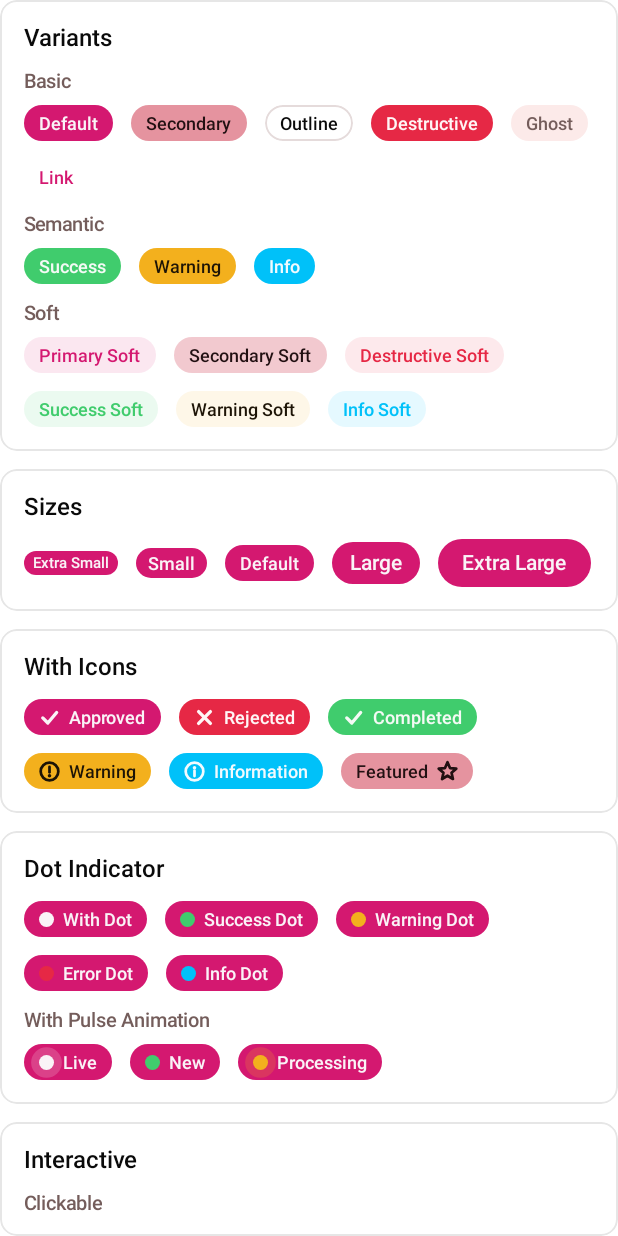
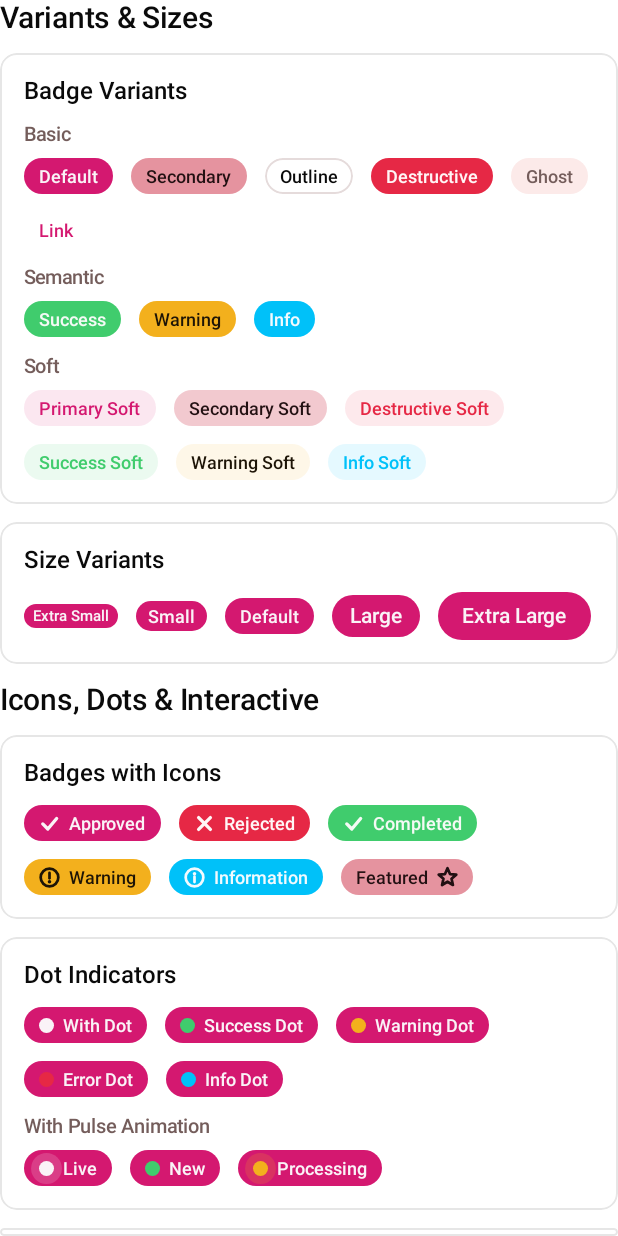
Before and after one commit to Kiranaide/kira-kit-kmp, an Android app built with Jetpack Compose: the composable BadgePlayground shown on its own in the app's theme, on a phone screen of 412 x 824 dp. Run offline under Robolectric (Android 15) with nearby library versions, the phone set to English and light mode, and no system bars; libraries missing offline, so code that uses them is left out: com.composeunstyled, kotlin.time, kotlinx.coroutines.flow; 1 statement that could not run was skipped.

Commit message:
feat(badge): enhance KiraBadge component and BadgePlayground

```diff
--- a/gallery/src/commonMain/kotlin/com/kirakit/gallery/badge/BadgePlayground.kt
+++ b/gallery/src/commonMain/kotlin/com/kirakit/gallery/badge/BadgePlayground.kt
@@ -52,8 +52,12 @@ import com.kirakit.components.badge.KiraTagInput
 import com.kirakit.components.button.KiraButton
 import com.kirakit.components.button.KiraButtonSize
 import com.kirakit.components.button.KiraButtonVariant
+import androidx.compose.foundation.lazy.LazyListScope
 import com.kirakit.gallery.ExampleNote
 import com.kirakit.gallery.GalleryExample
+import com.kirakit.gallery.SectionHeading
+import com.kirakit.gallery.galleryHeading
+import com.kirakit.gallery.galleryItem
 import com.kirakit.theme.KiraTheme
 import com.kirakit.theme.spacing
 import com.kirakit.theme.typography
@@ -61,21 +65,57 @@ import kotlin.math.PI
 import kotlin.math.cos
 import kotlin.math.sin
 
+internal fun LazyListScope.badgePlaygroundItems() {
+    galleryHeading("Variants & Sizes")
+    galleryItem("badge-variants") { VariantsSection() }
+    galleryItem("badge-sizes") { SizesSection() }
+
+    galleryHeading("Icons, Dots & Interactive")
+    galleryItem("badge-icons") { WithIconsSection() }
+    galleryItem("badge-dots") { DotIndicatorSection() }
+    galleryItem("badge-interactive") { InteractiveSection() }
+
+    galleryHeading("Specialized Badges")
+    galleryItem("badge-status") { StatusBadgeSection() }
+    galleryItem("badge-count") { CountBadgeSection() }
+    galleryItem("badge-tag") { TagBadgeSection() }
+    galleryItem("badge-group") { BadgeGroupSection() }
+
+    galleryHeading("Animation, Trends & Presets")
+    galleryItem("badge-ticker") { NumberTickerSection() }
+    galleryItem("badge-trends") { TrendsAndShimmerSection() }
+    galleryItem("badge-presets") { PresetsSection() }
+
+    galleryHeading("States, Tag Input & Unified API")
+    galleryItem("badge-states") { StatesSection() }
+    galleryItem("badge-tag-input") { TagInputSection() }
+    galleryItem("badge-unified") { KiraBadgeModesSection() }
+}
+
 @Composable
 internal fun BadgePlayground() {
     Column(verticalArrangement = Arrangement.spacedBy(KiraTheme.spacing.md)) {
+        SectionHeading("Variants & Sizes")
         VariantsSection()
         SizesSection()
+
+        SectionHeading("Icons, Dots & Interactive")
         WithIconsSection()
         DotIndicatorSection()
         InteractiveSection()
+
+        SectionHeading("Specialized Badges")
         StatusBadgeSection()
         CountBadgeSection()
         TagBadgeSection()
         BadgeGroupSection()
+
+        SectionHeading("Animation, Trends & Presets")
         NumberTickerSection()
         TrendsAndShimmerSection()
         PresetsSection()
+
+        SectionHeading("States, Tag Input & Unified API")
         StatesSection()
         TagInputSection()
         KiraBadgeModesSection()
@@ -84,7 +124,7 @@ internal fun BadgePlayground() {
 
 @Composable
 private fun VariantsSection() {
-    GalleryExample("Variants") {
+    GalleryExample("Badge Variants") {
         SubSection("Basic") {
             BadgeRow {
                 KiraBadge("Default", variant = KiraBadgeVariant.Default)
@@ -117,7 +157,7 @@ private fun VariantsSection() {
 
 @Composable
 private fun SizesSection() {
-    GalleryExample("Sizes") {
+    GalleryExample("Size Variants") {
         BadgeRow {
             KiraBadge("Extra Small", size = KiraBadgeSize.Xs)
             KiraBadge("Small", size = KiraBadgeSize.Sm)
@@ -130,7 +170,7 @@ private fun SizesSection() {
 
 @Composable
 private fun WithIconsSection() {
-    GalleryExample("With Icons") {
+    GalleryExample("Badges with Icons") {
         BadgeRow {
             KiraBadge("Approved", variant = KiraBadgeVariant.Default, icon = BadgeDemoIcon.Check)
             KiraBadge("Rejected", variant = KiraBadgeVariant.Destructive, icon = BadgeDemoIcon.Cross)
@@ -149,7 +189,7 @@ private fun WithIconsSection() {
 
 @Composable
 private fun DotIndicatorSection() {
-    GalleryExample("Dot Indicator") {
+    GalleryExample("Dot Indicators") {
         BadgeRow {
             KiraBadge("With Dot", dot = KiraBadgeDot.Default)
             KiraBadge("Success Dot", dot = KiraBadgeDot.Success)
@@ -174,7 +214,7 @@ private fun InteractiveSection() {
     var dismissedRemovable by rememberSaveable { mutableStateOf(false) }
     var dismissedClosable by rememberSaveable { mutableStateOf(false) }
 
-    GalleryExample("Interactive") {
+    GalleryExample("Interactive Badges") {
         SubSection("Clickable") {
             BadgeRow {
                 KiraBadge(
@@ -471,7 +511,7 @@ private fun TrendsAndShimmerSection() {
 
 @Composable
 private fun PresetsSection() {
-    GalleryExample("Beta / Version") {
+    GalleryExample("Preset Badges (Beta / Version)") {
         BadgeRow {
             KiraBadge(preset = KiraBadgePreset.Beta)
             KiraBadge(preset = KiraBadgePreset.New, shimmer = true)
@@ -496,7 +536,7 @@ private fun StatesSection() {
     var tickerFormat by rememberSaveable { mutableStateOf(KiraBadgeCountFormat.Default) }
     var dismissedDemo by rememberSaveable { mutableStateOf(false) }
 
-    GalleryExample("States") {
+    GalleryExample("Badge States") {
         BadgeRow {
             KiraBadge("Loading", loading = true)
             KiraBadge("Loading", loading = true, variant = KiraBadgeVariant.Outline)
@@ -619,7 +659,7 @@ private fun TagInputSection() {
 
 @Composable
 private fun KiraBadgeModesSection() {
-    GalleryExample("KiraBadge") {
+    GalleryExample("KiraBadge — Unified Mode API") {
         SubSection("One component, every mode") {
             BadgeRow {
                 KiraBadge(
--- a/kira-components/src/commonMain/kotlin/com/kirakit/components/badge/KiraBadge.kt
+++ b/kira-components/src/commonMain/kotlin/com/kirakit/components/badge/KiraBadge.kt
@@ -50,6 +50,8 @@ import androidx.compose.ui.Modifier
 import androidx.compose.ui.MotionDurationScale
 import androidx.compose.ui.draw.alpha
 import androidx.compose.ui.draw.clip
+import androidx.compose.ui.draw.drawBehind
+import androidx.compose.ui.draw.drawWithCache
 import androidx.compose.ui.draw.drawWithContent
 import androidx.compose.ui.focus.onFocusChanged
 import androidx.compose.ui.geometry.Offset
@@ -62,6 +64,7 @@ import androidx.compose.ui.graphics.SolidColor
 import androidx.compose.ui.graphics.StrokeCap
 import androidx.compose.ui.graphics.StrokeJoin
 import androidx.compose.ui.graphics.drawscope.Stroke
+import androidx.compose.ui.graphics.drawscope.withTransform
 import androidx.compose.ui.graphics.graphicsLayer
 import androidx.compose.ui.graphics.luminance
 import androidx.compose.ui.input.key.Key
@@ -302,29 +305,29 @@ fun KiraBadge(
             colors.muted
         else -> baseBackground
     }
-    val animatedBg by animateColorAsState(
+    val animatedBgState = animateColorAsState(
         targetValue = targetBg,
         animationSpec = KiraMotion.fastTween(),
         label = "Badge background",
     )
 
     val hoverOpacity = if (isClickable && hovered) 0.90f else 1f
-    val pressScale by animateFloatAsState(
+    val pressScaleState = animateFloatAsState(
         targetValue = when {
             isClosing -> 0.95f
             isClickable && isPressed -> 0.95f
             else -> 1f
         },
-        animationSpec = tween(durationMillis = KiraMotion.RouteFadeMs),
+        animationSpec = KiraMotion.fastTween(),
         label = "Badge scale",
     )
-    val contentAlpha by animateFloatAsState(
+    val contentAlphaState = animateFloatAsState(
         targetValue = when {
             isClosing -> 0f
             !enabled -> 0.50f
             else -> hoverOpacity
         },
-        animationSpec = tween(durationMillis = KiraMotion.RouteFadeMs),
+        animationSpec = KiraMotion.fastTween(),
         label = "Badge alpha",
     )
 
@@ -346,17 +349,7 @@ fun KiraBadge(
         else -> Modifier
     }
 
-    val isSoftOrLight = resolvedVariant in setOf(
-        KiraBadgeVariant.Ghost,
-        KiraBadgeVariant.Outline,
-        KiraBadgeVariant.Link,
-        KiraBadgeVariant.PrimarySoft,
-        KiraBadgeVariant.SecondarySoft,
-        KiraBadgeVariant.DestructiveSoft,
-        KiraBadgeVariant.SuccessSoft,
-        KiraBadgeVariant.WarningSoft,
-        KiraBadgeVariant.InfoSoft,
-    )
+    val isSoftOrLight = resolvedVariant in SoftOrLightBadgeVariants
     val shimmerTint = if (isSoftOrLight) {
         colors.foreground.copy(alpha = 0.15f)
     } else {
@@ -432,13 +425,17 @@ fun KiraBadge(
     Row(
         modifier = modifier
             .graphicsLayer {
-                scaleX = pressScale
-                scaleY = pressScale
-                alpha = contentAlpha
+                val s = pressScaleState.value
+                scaleX = s
+                scaleY = s
+                alpha = contentAlphaState.value
             }
             .height(size.height)
             .clip(shape)
-            .background(animatedBg)
+            .drawBehind {
+                val bg = animatedBgState.value
+                if (bg.alpha > 0f) drawRect(bg)
+            }
             .then(borderModifier)
             .badgeShimmer(enabled = shimmer, tint = shimmerTint)
             .then(interactiveModifier)
@@ -460,6 +457,18 @@ fun KiraBadge(
         rowContent()
     }
 }
+
+private val SoftOrLightBadgeVariants = setOf(
+    KiraBadgeVariant.Ghost,
+    KiraBadgeVariant.Outline,
+    KiraBadgeVariant.Link,
+    KiraBadgeVariant.PrimarySoft,
+    KiraBadgeVariant.SecondarySoft,
+    KiraBadgeVariant.DestructiveSoft,
+    KiraBadgeVariant.SuccessSoft,
+    KiraBadgeVariant.WarningSoft,
+    KiraBadgeVariant.InfoSoft,
+)
 
 /**
  * Unified prop-driven KiraBadge covering `badge`, `status`, `count`, `tag`, and `dot` modes,
@@ -640,11 +649,11 @@ private fun BadgeDotIndicator(
     size: KiraBadgeSize,
 ) {
     val diameter = size.dotSize
-    val pingProgress: Float = when (pulse) {
-        KiraBadgePulse.None -> 1f
+    val pingProgressProvider: () -> Float = when (pulse) {
+        KiraBadgePulse.None -> ({ 1f })
         KiraBadgePulse.Continuous -> {
             val transition = rememberInfiniteTransition(label = "Badge dot ping")
-            val value by transition.animateFloat(
+            val state = transition.animateFloat(
                 initialValue = 0f,
                 targetValue = 1f,
                 animationSpec = infiniteRepeatable(
@@ -653,7 +662,7 @@ private fun BadgeDotIndicator(
                 ),
                 label = "Dot ping progress",
             )
-            value
+            ({ state.value })
         }
         KiraBadgePulse.Once -> {
             val anim = remember { Animatable(0f) }
@@ -663,7 +672,7 @@ private fun BadgeDotIndicator(
                     animationSpec = tween(durationMillis = KiraMotion.PingOnceMs, easing = LinearEasing),
                 )
             }
-            anim.value
+            ({ anim.value })
         }
     }
 
@@ -673,6 +682,7 @@ private fun BadgeDotIndicator(
             .clearAndSetSemantics {},
     ) {
         val baseRadius = this.size.minDimension / 2f
+        val pingProgress = pingProgressProvider()
         if (pulse != KiraBadgePulse.None && pingProgress < 1f) {
             // Tailwind ping keyframes: 0% -> 75% expands scale 1 -> 2 and fades opacity -> 0; 75% -> 100% holds at 0.
             val t = (pingProgress / 0.75f).coerceIn(0f, 1f)
@@ -681,7 +691,8 @@ private fun BadgeDotIndicator(
             val ringAlpha = (1f - t) * 0.85f
             if (ringAlpha > 0.01f) {
                 drawCircle(
-                    color = color.copy(alpha = ringAlpha),
+                    color = color,
+                    alpha = ringAlpha,
                     radius = ringRadius,
                     center = center,
                 )
@@ -743,36 +754,42 @@ private fun BadgeTrendIcon(
 @Composable
 private fun BadgeSpinner(color: Color, size: Dp) {
     val transition = rememberInfiniteTransition(label = "Badge spinner")
-    val rotation by transition.animateFloat(
+    val rotationState = transition.animateFloat(
         initialValue = 0f,
         targetValue = 360f,
         animationSpec = infiniteRepeatable(tween(durationMillis = 900, easing = LinearEasing)),
         label = "Badge spinner rotation",
     )
-    Canvas(
+    Box(
         Modifier
             .size(size)
-            .clearAndSetSemantics {},
-    ) {
+            .clearAndSetSemantics {}
+            .drawWithCache {
                 val strokeWidth = (this.size.minDimension * 0.15f).coerceAtLeast(1.4.dp.toPx())
                 val stroke = Stroke(width = strokeWidth, cap = StrokeCap.Round)
+                val radius = this.size.minDimension / 2f - strokeWidth / 2f
+                val inset = strokeWidth / 2f
+                val topLeft = Offset(inset, inset)
+                val arcSize = Size(this.size.width - strokeWidth, this.size.height - strokeWidth)
+                onDrawBehind {
                     drawCircle(
                         color = color,
-            radius = this.size.minDimension / 2f - strokeWidth / 2f,
+                        radius = radius,
                         alpha = 0.25f,
                         style = stroke,
                     )
-        val inset = strokeWidth / 2f
                     drawArc(
                         color = color,
-            startAngle = rotation - 90f,
+                        startAngle = rotationState.value - 90f,
                         sweepAngle = 100f,
                         useCenter = false,
-            topLeft = Offset(inset, inset),
-            size = Size(this.size.width - strokeWidth, this.size.height - strokeWidth),
+                        topLeft = topLeft,
+                        size = arcSize,
                         style = stroke,
                     )
                 }
+            },
+    )
 }
 
 @Composable
@@ -787,7 +804,7 @@ private fun BadgeCloseButton(
     val interactionSource = remember { MutableInteractionSource() }
     val hovered by interactionSource.collectIsHoveredAsState()
     val focused by interactionSource.collectIsFocusedAsState()
-    val alpha by animateFloatAsState(
+    val alphaState = animateFloatAsState(
         targetValue = if (hovered || focused) 1f else 0.70f,
         animationSpec = KiraMotion.fastTween(),
         label = "Close alpha",
@@ -807,31 +824,26 @@ private fun BadgeCloseButton(
                 onClick = onClick,
             )
             .semantics { contentDescription = label }
-            .alpha(alpha),
+            .graphicsLayer { alpha = alphaState.value },
         contentAlignment = Alignment.Center,
     ) {
-        Canvas(
+        Box(
             Modifier
                 .size(size.closeIconSize)
-                .clearAndSetSemantics {},
-        ) {
+                .clearAndSetSemantics {}
+                .drawWithCache {
                     val strokeWidth = (this.size.minDimension * 0.18f).coerceAtLeast(1.25.dp.toPx())
                     val inset = strokeWidth
-            drawLine(
-                color = color,
-                start = Offset(inset, inset),
-                end = Offset(this.size.width - inset, this.size.height - inset),
-                strokeWidth = strokeWidth,
-                cap = StrokeCap.Round,
+                    val tl = Offset(inset, inset)
+                    val br = Offset(this.size.width - inset, this.size.height - inset)
+                    val tr = Offset(this.size.width - inset, inset)
+                    val bl = Offset(inset, this.size.height - inset)
+                    onDrawBehind {
+                        drawLine(color = color, start = tl, end = br, strokeWidth = strokeWidth, cap = StrokeCap.Round)
+                        drawLine(color = color, start = tr, end = bl, strokeWidth = strokeWidth, cap = StrokeCap.Round)
+                    }
+                },
         )
-            drawLine(
-                color = color,
-                start = Offset(this.size.width - inset, inset),
-                end = Offset(inset, this.size.height - inset),
-                strokeWidth = strokeWidth,
-                cap = StrokeCap.Round,
-            )
-        }
     }
 }
 
@@ -839,23 +851,27 @@ private fun BadgeCloseButton(
 private fun Modifier.badgeShimmer(enabled: Boolean, tint: Color): Modifier {
     if (!enabled) return this
     val transition = rememberInfiniteTransition(label = "Badge shimmer")
-    val phase by transition.animateFloat(
+    val phaseState = transition.animateFloat(
         initialValue = -1f,
         targetValue = 2f,
         animationSpec = infiniteRepeatable(tween(durationMillis = KiraMotion.ShimmerMs, easing = LinearEasing)),
         label = "Shimmer phase",
     )
-    return drawWithContent {
+    return drawWithCache {
+        val bandWidth = size.width.coerceAtLeast(1f)
+        val brush = Brush.linearGradient(
+            colors = listOf(Color.Transparent, tint, Color.Transparent),
+            start = Offset(0f, 0f),
+            end = Offset(bandWidth, size.height.coerceAtLeast(1f)),
+        )
+        val bandSize = Size(bandWidth, size.height)
+        onDrawWithContent {
             drawContent()
-        val stripe = size.width * phase
-        drawRect(
-            brush = Brush.linearGradient(
-                colors = listOf(Color.Transparent, tint, Color.Transparent),
-                start = Offset(stripe - size.width * 0.5f, 0f),
-                end = Offset(stripe + size.width * 0.5f, size.height),
-            ),
-            size = Size(size.width, size.height),
-        )
+            val left = size.width * phaseState.value - bandWidth * 0.5f
+            withTransform({ translate(left = left) }) {
+                drawRect(brush = brush, size = bandSize)
+            }
+        }
     }
 }
 
@@ -938,11 +954,9 @@ fun KiraCountBadge(
     val displayText = formatBadgeCount(displayedCount, format, max)
 
     val showPulse = pulse && count > 0
-    val pulseScale: Float
-    val pulseAlpha: Float
-    if (showPulse) {
+    val pulseState = if (showPulse) {
         val transition = rememberInfiniteTransition(label = "Count badge pulse")
-        val p by transition.animateFloat(
+        transition.animateFloat(
             initialValue = 0f,
             targetValue = 1f,
             animationSpec = infiniteRepeatable(
@@ -951,11 +965,8 @@ fun KiraCountBadge(
             ),
             label = "Count pulse",
         )
-        pulseScale = 1f + p * 0.08f
-        pulseAlpha = 1f - p * 0.15f
     } else {
-        pulseScale = 1f
-        pulseAlpha = 1f
+        null
     }
 
     val minWidth = when (size) {
@@ -982,11 +993,19 @@ fun KiraCountBadge(
 
     Row(
         modifier = modifier
-            .graphicsLayer {
-                scaleX = pulseScale
-                scaleY = pulseScale
-                alpha = pulseAlpha
+            .then(
+                if (pulseState != null) {
+                    Modifier.graphicsLayer {
+                        val p = pulseState.value
+                        val s = 1f + p * 0.08f
+                        scaleX = s
+                        scaleY = s
+                        alpha = 1f - p * 0.15f
                     }
+                } else {
+                    Modifier
+                },
+            )
             .height(size.height)
             .defaultMinSize(minWidth = minWidth)
             .clip(shape)
```
Lines whose indentation alone changed are shown as unchanged.
